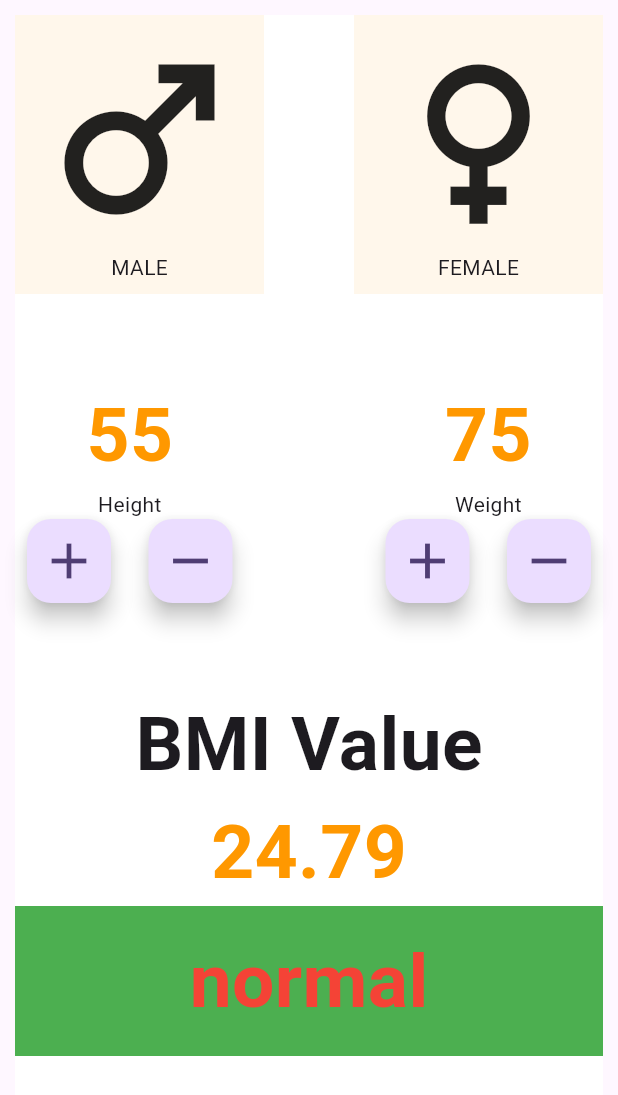
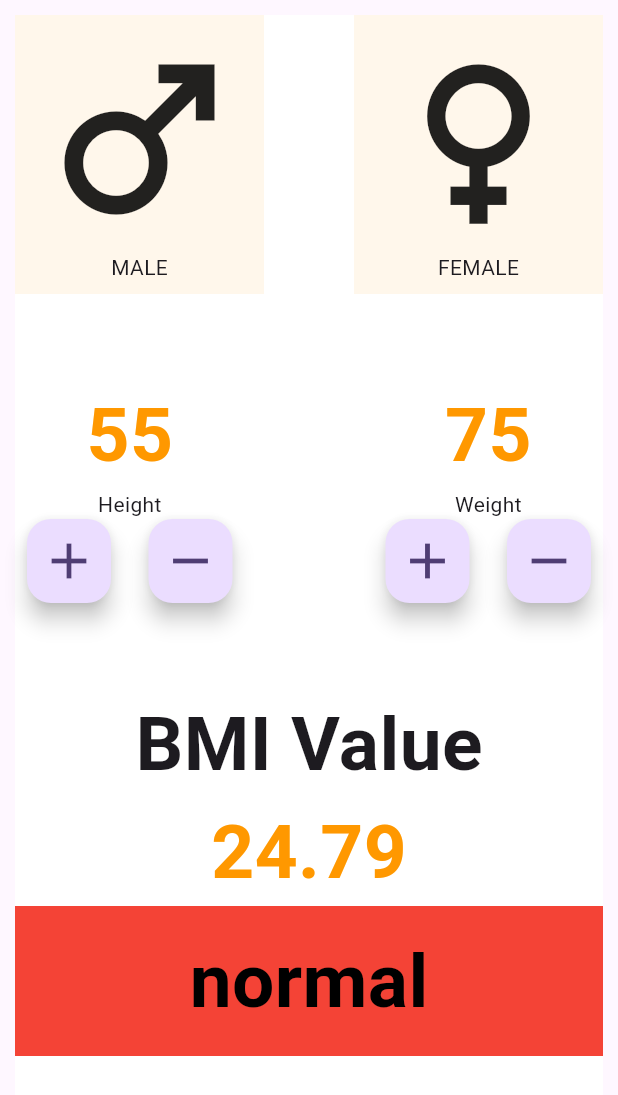
Before and after one commit to ASHAN2021/BMI_cal, a Flutter app: the screen it shows after launch, on a phone screen of 412 x 824 dp. Shown: the top 1095 px of the screen. Run offline on Flutter 3.47's test engine with Material 3 defaults, Android fonts, the phone set to English and light mode, and no system bars.

Commit message:
final app

```diff
--- a/bmi_calculator/lib/main_page.dart
+++ b/bmi_calculator/lib/main_page.dart
@@ -37,7 +37,7 @@ class _MainPageState extends State<MainPage> {
                       color: gender == 'M'
                           ? Colors.orange.withAlpha(150)
                           : Colors.orange.withAlpha(20),
-                      padding: EdgeInsets.all(8.0),
+                      padding: const EdgeInsets.all(8.0),
                       child: const Column(
                         children: [
                           Icon(
@@ -176,12 +176,16 @@ class _MainPageState extends State<MainPage> {
                   Container(
                     height: 100,
                     width: double.infinity,
-                    color: Colors.green,
+                    color: result == 'underweight'
+                        ? Colors.yellow
+                        : result == 'normal'
+                            ? Colors.green
+                            : Colors.red,
                     child: Center(
                       child: Text(
-                        getresult(bmivalue),
+                        result = getresult(bmivalue),
                         style: const TextStyle(
-                            color: Colors.red,
+                            color: Colors.black,
                             fontSize: 50,
                             fontWeight: FontWeight.bold),
                       ),
@@ -202,11 +206,15 @@ double bmicalculate({required int height, required int weight}) {
 }
 
 String getresult(bmivalue) {
+  String result = '';
   if (bmivalue >= 25) {
-    return 'overweight';
+    result = 'overweight';
+    return result;
   } else if (bmivalue >= 18.5) {
-    return 'normal';
+    result = 'normal';
+    return result;
   } else {
-    return 'underweight';
+    result = 'underweight';
+    return result;
   }
 }
```
